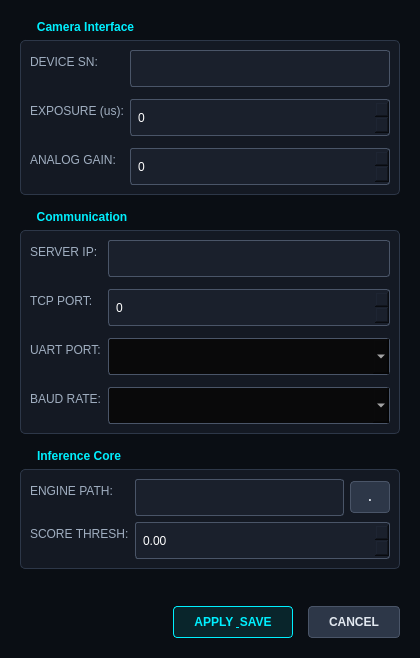
froduo/Qt_TensorRT_YOLOv12, file settingform.ui: the form before one commit.
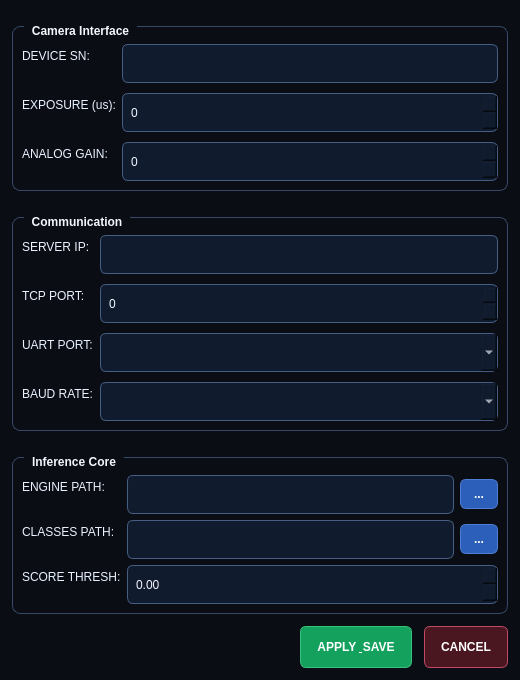
The form after the commit.

What changed in the file:
```diff
--- a/settingform.ui
+++ b/settingform.ui
@@ -6,8 +6,8 @@
    <rect>
     <x>0</x>
     <y>0</y>
-    <width>420</width>
-    <height>658</height>
+    <width>520</width>
+    <height>480</height>
    </rect>
   </property>
   <property name="windowTitle">
@@ -16,72 +16,96 @@
   <property name="styleSheet">
    <string notr="true">
     QDialog {
-        background-color: #0A0E14;
-        color: #00F0FF;
+        background-color: #0a0d14;
+        color: #eef4ff;
     }
     QGroupBox {
-        border: 1px solid #2D3748;
-        border-radius: 5px;
-        margin-top: 20px;
+        color: #f2f6ff;
+        border: 1px solid #364967;
+        border-radius: 8px;
+        margin-top: 14px;
+        padding-top: 8px;
         font-weight: bold;
-        color: #00F0FF;
-        text-transform: uppercase;
-        background-color: #141923;
     }
-    QGroupBox::title {
-        subcontrol-origin: margin;
-        left: 10px;
-        padding: 0 5px;
-    }
+    QGroupBox::title { left: 12px; padding: 0 6px; top: -2px; }
     QLabel {
-        color: #A0AEC0;
-        font-family: 'Consolas';
+        color: #eaf2ff;
     }
     QLineEdit, QDoubleSpinBox, QSpinBox, QComboBox {
-        background-color: #1A202C;
-        border: 1px solid #4A5568;
-        border-radius: 3px;
-        color: #FFFFFF;
-        padding: 5px;
+        background-color: #111b2e;
+        border: 1px solid #465e83;
+        border-radius: 6px;
+        color: #f4f8ff;
+        selection-background-color: #2f62bb;
+        selection-color: #ffffff;
+        padding: 6px;
         min-height: 25px;
     }
-    QLineEdit:focus, QSpinBox:focus {
-        border: 1px solid #00F0FF;
+    QLineEdit:focus, QSpinBox:focus, QDoubleSpinBox:focus {
+        border: 1px solid #4f7fd4;
+    }
+    QComboBox QAbstractItemView {
+        background: #111b2e;
+        color: #f4f8ff;
+        border: 1px solid #4a6287;
+        selection-background-color: #2f62bb;
+        selection-color: #ffffff;
+        outline: 0px;
     }
     QPushButton {
-        background-color: #2D3748;
-        border: 1px solid #4A5568;
-        border-radius: 4px;
-        color: #E2E8F0;
-        padding: 8px 20px;
-        font-weight: bold;
+        background-color: #2b5fba;
+        border: 1px solid #4f7fd4;
+        border-radius: 6px;
+        color: #ffffff;
+        min-height: 32px;
+        font-weight: 700;
+        padding: 4px 16px;
     }
     QPushButton#btnOk {
-        background-color: rgba(0, 240, 255, 0.1);
-        border: 1px solid #00F0FF;
-        color: #00F0FF;
+        background-color: #13a15d;
+        border: 1px solid #38c47f;
     }
-    QPushButton#btnOk:hover {
-        background-color: rgba(0, 240, 255, 0.3);
+    QPushButton#btnOk:hover { background: #19bc6d; }
+    QPushButton#btnCancel {
+        background-color: #4a1620;
+        border: 1px solid #c04a63;
     }
+    QPushButton#btnCancel:hover { background: #5d1e2b; }
+    QPushButton#btnBrowsePath {
+        background-color: #2b5fba;
+        border: 1px solid #4f7fd4;
+        min-height: 28px;
+        min-width: 36px;
+        padding: 0px;
+    }
+    QPushButton#btnBrowsePath:hover { background: #3d73ce; }
+    QPushButton#btnBrowseClasses {
+        background-color: #2b5fba;
+        border: 1px solid #4f7fd4;
+        min-height: 28px;
+        min-width: 36px;
+        padding: 0px;
+    }
+    QPushButton#btnBrowseClasses:hover { background: #3d73ce; }
    </string>
   </property>
   <layout class="QVBoxLayout" name="mainLayout">
    <property name="spacing">
-    <number>15</number>
+    <number>12</number>
    </property>
    <property name="leftMargin">
-    <number>20</number>
+    <number>12</number>
    </property>
    <property name="topMargin">
-    <number>20</number>
+    <number>12</number>
    </property>
    <property name="rightMargin">
-    <number>20</number>
+    <number>12</number>
    </property>
    <property name="bottomMargin">
-    <number>20</number>
+    <number>12</number>
    </property>
+   <!-- Camera Interface -->
    <item>
     <widget class="QGroupBox" name="groupCamera">
      <property name="title">
@@ -89,7 +113,7 @@
      </property>
      <layout class="QFormLayout" name="formLayoutCamera">
       <property name="verticalSpacing">
-       <number>12</number>
+       <number>10</number>
       </property>
       <item row="0" column="0">
        <widget class="QLabel" name="lblSN">
@@ -127,9 +151,6 @@
       </item>
       <item row="2" column="1">
        <widget class="QDoubleSpinBox" name="valGain">
-        <property name="styleSheet">
-         <string notr="true"/>
-        </property>
         <property name="decimals">
          <number>0</number>
         </property>
@@ -148,7 +169,7 @@
      </property>
      <layout class="QFormLayout" name="formLayoutComm">
       <property name="verticalSpacing">
-       <number>12</number>
+       <number>10</number>
       </property>
       <item row="0" column="0">
        <widget class="QLabel" name="lblIP">
@@ -169,9 +190,6 @@
       </item>
       <item row="1" column="1">
        <widget class="QSpinBox" name="valNetPort">
-        <property name="styleSheet">
-         <string notr="true"/>
-        </property>
         <property name="maximum">
          <number>65535</number>
         </property>
@@ -185,13 +203,7 @@
        </widget>
       </item>
       <item row="2" column="1">
-       <widget class="QComboBox" name="cbSerialPort">
-        <property name="styleSheet">
-         <string notr="true">background-color: rgb(9, 9, 10);
-selection-background-color: rgb(51, 209, 122);
-</string>
-        </property>
-       </widget>
+       <widget class="QComboBox" name="cbSerialPort"/>
       </item>
       <item row="3" column="0">
        <widget class="QLabel" name="lblBaud">
@@ -201,12 +213,7 @@
        </widget>
       </item>
       <item row="3" column="1">
-       <widget class="QComboBox" name="cbBaud">
-        <property name="styleSheet">
-         <string notr="true">background-color: rgb(9, 9, 10);
-selection-background-color: rgb(51, 209, 122);</string>
-        </property>
-       </widget>
+       <widget class="QComboBox" name="cbBaud"/>
       </item>
      </layout>
     </widget>
@@ -249,13 +256,44 @@
        </layout>
       </item>
       <item row="1" column="0">
+       <widget class="QLabel" name="lblClasses">
+        <property name="text">
+         <string>CLASSES PATH:</string>
+        </property>
+       </widget>
+      </item>
+      <item row="1" column="1">
+       <layout class="QHBoxLayout" name="classesLayout">
+        <item>
+         <widget class="QLineEdit" name="txtClassesPath">
+          <property name="readOnly">
+           <bool>true</bool>
+          </property>
+         </widget>
+        </item>
+        <item>
+         <widget class="QPushButton" name="btnBrowseClasses">
+          <property name="maximumSize">
+           <size>
+            <width>40</width>
+            <height>16777215</height>
+           </size>
+          </property>
+          <property name="text">
+           <string>...</string>
+          </property>
+         </widget>
+        </item>
+       </layout>
+      </item>
+      <item row="2" column="0">
        <widget class="QLabel" name="lblScore">
         <property name="text">
          <string>SCORE THRESH:</string>
         </property>
        </widget>
       </item>
-      <item row="1" column="1">
+      <item row="2" column="1">
        <widget class="QDoubleSpinBox" name="valScoreThresh">
         <property name="maximum">
          <double>1.000000000000000</double>
```
Left out of the diff: 7 changed lines with no effect on the pictures.
